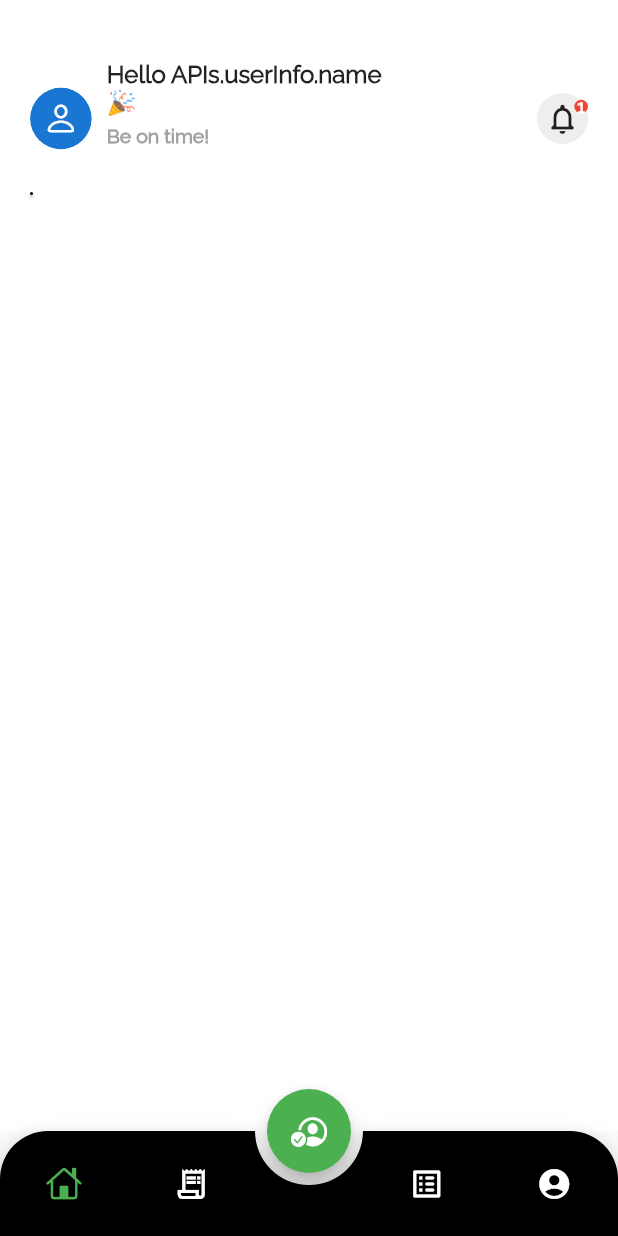
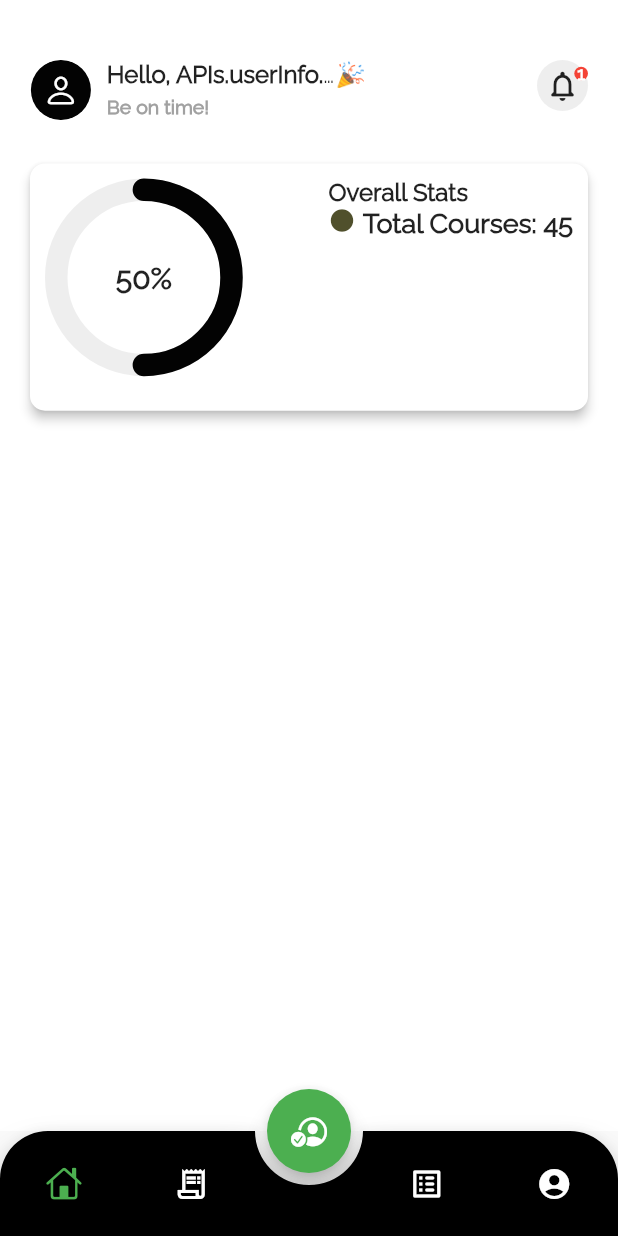
Before and after one commit to thisFemi/facial_attendance_app, a Flutter app: the screen it shows after launch, on a phone screen of 412 x 824 dp. Run offline on Flutter 3.47's test engine with Material 2 defaults, Android fonts, the phone set to English and light mode, and no system bars; drawn by our look-alikes of animated_bottom_navigation_bar, cached_network_image, percent_indicator; our stand-ins replace cloud_firestore, firebase_auth, firebase_core, firebase_storage, flutter_spinkit; accounts and stored records are empty; network calls fail.

Commit message:
home done

```diff
--- a/lib/views/Dashboard/home.dart
+++ b/lib/views/Dashboard/home.dart
@@ -1,6 +1,7 @@
 import 'package:cached_network_image/cached_network_image.dart';
 import 'package:flutter/cupertino.dart';
 import 'package:flutter/material.dart';
+import 'package:percent_indicator/percent_indicator.dart';
 
 import '../../utils/Common.dart';
 import '../../utils/colors.dart';
@@ -13,61 +14,79 @@ class HomeScreen extends StatelessWidget {
   @override
   Widget build(BuildContext context) {
     return Container(
-      padding: EdgeInsets.only(top: 40, left: 20, right: 20),
+      padding: const EdgeInsets.only(top: 40, left: 20, right: 20),
       width: Screen.deviceSize(context).width,
       color: AppColors.white,
       child: Column(
         crossAxisAlignment: CrossAxisAlignment.start,
         children: [
           Row(
+            crossAxisAlignment: CrossAxisAlignment.start,
             children: [
               ClipRRect(
                 borderRadius: BorderRadius.circular(
                     Screen.deviceSize(context).height * .03),
                 child: CachedNetworkImage(
-                  height: Screen.deviceSize(context).height * .05,
+                  color: AppColors.black,
                   width: Screen.deviceSize(context).height * .05,
                   fit: BoxFit.cover,
                   imageUrl: "APIs.userInfo.image",
-                  errorWidget: (context, url, error) => CircleAvatar(
-                    child: Icon(CupertinoIcons.person),
+                  errorWidget: (context, url, error) => const CircleAvatar(
+                    backgroundColor: AppColors.black,
+                    child: Icon(
+                      CupertinoIcons.person,
+                      color: AppColors.white,
+                    ),
                   ),
                 ),
               ),
-              SizedBox(
+              const SizedBox(
                 width: 10,
               ),
               Column(
                 crossAxisAlignment: CrossAxisAlignment.start,
                 children: [
-                  SizedBox(
-                    width: Screen.deviceSize(context).width / 2,
-                    child: Text(
-                      'Hello ${"APIs.userInfo.name"} 🎉',
-                      style:
-                          TextStyle(fontWeight: FontWeight.bold, fontSize: 16),
-                    ),
+                  Row(
+                    children: [
+                      SizedBox(
+                        width: Screen.deviceSize(context).width / 2.7,
+                        child: const Text(
+                          'Hello, ${"APIs.userInfo.name"}',
+                          overflow: TextOverflow.ellipsis,
+                          style: TextStyle(
+                              fontWeight: FontWeight.bold, fontSize: 16),
+                        ),
+                      ),
+                      const Text(
+                        '🎉',
+                        overflow: TextOverflow.ellipsis,
+                        style: TextStyle(
+                            fontWeight: FontWeight.bold, fontSize: 16),
+                      ),
+                    ],
                   ),
-                  SizedBox(
+                  const SizedBox(
                     height: 5,
                   ),
-                  Text(
+                  const Text(
                     'Be on time!',
                     style: TextStyle(
                         color: AppColors.grey,
                         fontWeight: FontWeight.bold,
                         fontSize: 13),
                   ),
-                  SizedBox(
+                  const SizedBox(
                     height: 20,
                   ),
                 ],
               ),
-              Spacer(),
+              const Spacer(),
               InkWell(
                 onTap: () {
-                  Navigator.push(context,
-                      MaterialPageRoute(builder: (_) => NotificationScreen()));
+                  Navigator.push(
+                      context,
+                      MaterialPageRoute(
+                          builder: (_) => const NotificationScreen()));
                 },
                 child: NotificationIcon(
                   iconData: Icons.notifications_none_rounded,
@@ -77,12 +96,71 @@ class HomeScreen extends StatelessWidget {
             ],
           ),
           Card(
-            margin: EdgeInsets.only(top: 10),
+            margin: const EdgeInsets.only(top: 10),
+            shape: RoundedRectangleBorder(
+              borderRadius: BorderRadius.circular(10),
+            ),
+            elevation: 3,
             child: Container(
-              decoration: BoxDecoration(
-                  borderRadius: BorderRadius.circular(10),
-                  border: Border.all()),
-              child: Column(),
+              height: Screen.deviceSize(context).height / 5,
+              width: Screen.deviceSize(context).width,
+              padding: const EdgeInsets.all(10),
+              child: Row(
+                // mainAxisAlignment: MainAxisAlignment.spaceBetween,
+                crossAxisAlignment: CrossAxisAlignment.start,
+                children: [
+                  CircularPercentIndicator(
+                    radius: Screen.deviceSize(context).height * .08,
+                    curve: Curves.linear,
+                    animation: true,
+                    animationDuration: 1200,
+                    lineWidth: 15.0,
+                    circularStrokeCap: CircularStrokeCap.round,
+                    percent: 0.50,
+                    center: new Text(
+                      "50%",
+                      style: new TextStyle(
+                          fontWeight: FontWeight.bold, fontSize: 20.0),
+                    ),
+                    backgroundColor: AppColors.lightGrey,
+                    progressColor: AppColors.black,
+                  ),
+                  const Spacer(),
+                  const Column(
+                    crossAxisAlignment: CrossAxisAlignment.start,
+                    mainAxisAlignment: MainAxisAlignment.start,
+                    children: [
+                      Text(
+                        'Overall Stats',
+                        textAlign: TextAlign.center,
+                        style: TextStyle(
+                            fontSize: 16, fontWeight: FontWeight.bold),
+                      ),
+                      Row(
+                        crossAxisAlignment: CrossAxisAlignment.start,
+                        children: [
+                          Icon(
+                            Icons.circle,
+                            color: AppColors.algaeBrown,
+                            size: 18,
+                          ),
+                          Padding(
+                            padding: EdgeInsets.only(left: 5.0),
+                            child: SizedBox(
+                              child: Text(
+                                "Total Courses: 45",
+                                overflow: TextOverflow.ellipsis,
+                                style: TextStyle(
+                                    fontSize: 18, fontWeight: FontWeight.bold),
+                              ),
+                            ),
+                          )
+                        ],
+                      )
+                    ],
+                  )
+                ],
+              ),
             ),
           )
         ],
--- a/pubspec.yaml
+++ b/pubspec.yaml
@@ -45,6 +45,7 @@ dependencies:
   firebase_core: ^2.23.0
   animated_bottom_navigation_bar: ^1.3.0
   cached_network_image: ^3.3.0
+  percent_indicator: ^4.2.3
 
 dev_dependencies:
   flutter_test:
```
Also changed, not shown: pubspec.lock.
